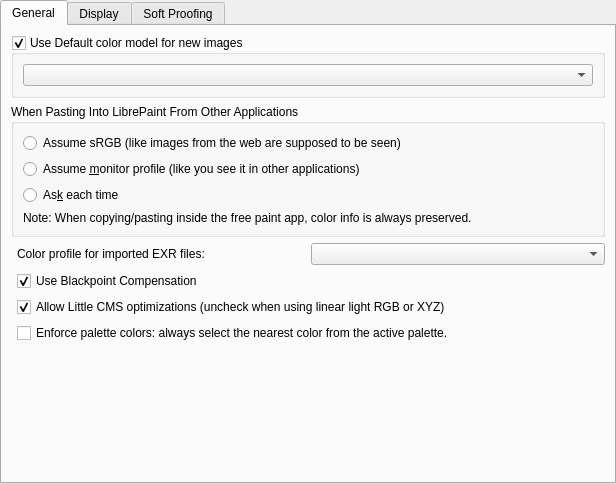
Above: libs/ui/forms/wdgcolorsettings.ui from serika12345/librepaint before the change. Below: the same form after it.
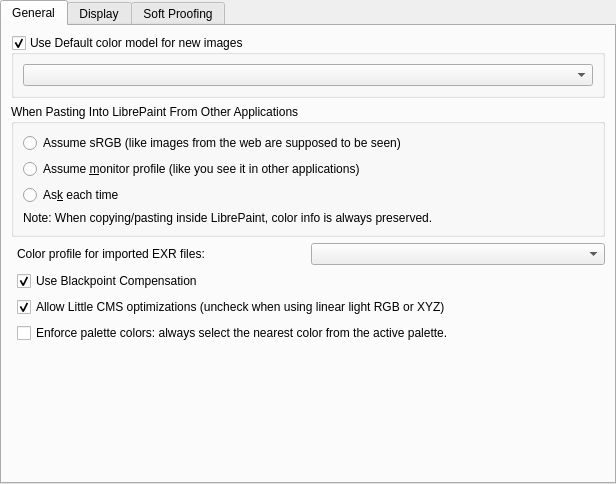
That is the form after the change. Custom widgets are drawn as their Qt base class.

Commit message: Stage 3: refine LibrePaint naming

What changed in the file:
```diff
--- a/libs/ui/forms/wdgcolorsettings.ui
+++ b/libs/ui/forms/wdgcolorsettings.ui
@@ -101,7 +101,7 @@
           <item>
            <widget class="QLabel" name="textLabel1_2_2">
             <property name="text">
-             <string>Note: When copying/pasting inside the free paint app, color info is always preserved.</string>
+             <string>Note: When copying/pasting inside LibrePaint, color info is always preserved.</string>
             </property>
            </widget>
           </item>
```
The commit also changes 68 other files.
